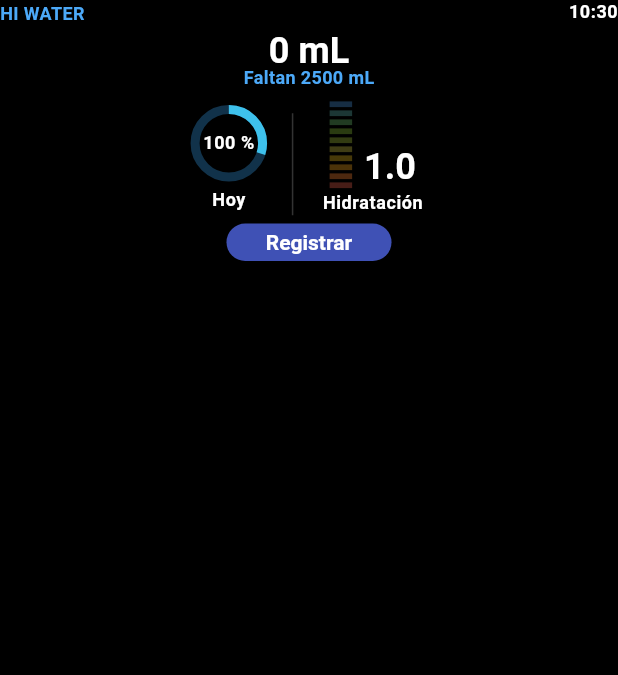
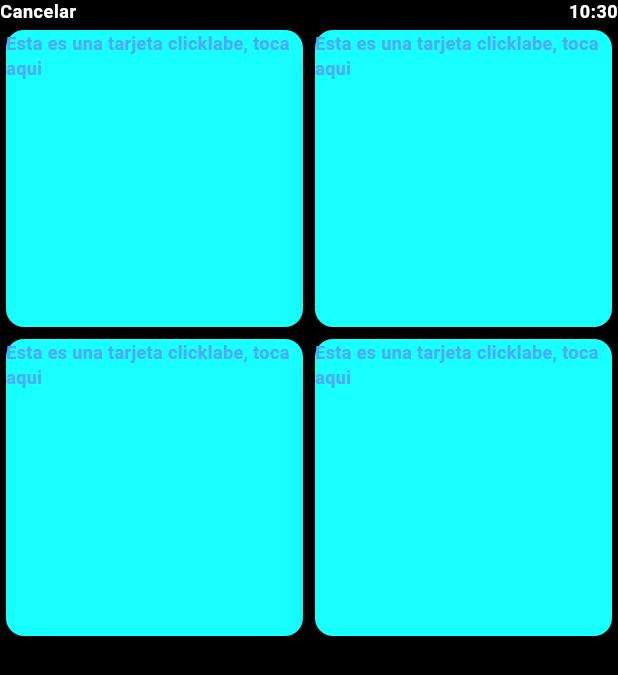
Before and after one commit to Daniel-Fernandez-Guarneros/App_Hi_Water, a Flutter app: the screen it shows after launch, after a tap on "Registrar", on a phone screen of 412 x 824 dp. Shown: the top 675 px of the screen. Run offline on Flutter 3.47's test engine with Material 2 defaults, Android fonts, the light colour scheme and no system bars.

Commit message:
1_8 Drinks Screen

```diff
--- /dev/null
+++ b/lib/screens/drinks_screen.dart
@@ -0,0 +1,62 @@
+import 'package:flutter/material.dart';
+import 'package:intl/intl.dart';
+
+class DrinksScreen extends StatelessWidget {
+  const DrinksScreen({Key? key}) : super(key: key);
+
+  @override
+  Widget build(BuildContext context) {
+    return Scaffold(
+      appBar: AppBar(
+        toolbarHeight: 16.0,
+        leadingWidth: 100,
+        leading: Text(
+          'Cancelar',
+          style: Theme.of(context).textTheme.bodySmall,
+        ),
+        actions: [
+          _hour(context),
+        ],
+      ),
+      body: GridView.count(crossAxisCount: 2, children: [
+        _oneCard(context),
+        _oneCard(context),
+        _oneCard(context),
+        _oneCard(context),
+      ]
+          /* List.generate(6, (index) {
+          return Center(
+            child: Text(
+              'Item $index',
+              style: Theme.of(context).textTheme.headlineSmall,
+            ),
+          );
+        }), */
+          ),
+    );
+  }
+
+  Widget _oneCard(BuildContext context) {
+    return GestureDetector(
+      onTap: () {
+        Navigator.pop(context);
+      },
+      child: const SizedBox(
+        height: 100.0,
+        child: Card(
+          elevation: 10.0,
+          color: Colors.cyanAccent,
+          child: Text('Esta es una tarjeta clicklabe, toca aqui'),
+        ),
+      ),
+    );
+  }
+
+  Widget _hour(BuildContext context) {
+    String formattedTime = DateFormat.Hm().format(DateTime.now());
+    return Text(
+      formattedTime,
+      style: Theme.of(context).textTheme.bodySmall,
+    );
+  }
+}
--- a/lib/screens/start_screen.dart
+++ b/lib/screens/start_screen.dart
@@ -1,4 +1,5 @@
 import 'package:app_wear/assets/interval_progress_bar.dart';
+import 'package:app_wear/screens/drinks_screen.dart';
 import 'package:flutter/material.dart';
 import 'package:intl/intl.dart';
 
@@ -163,7 +164,10 @@ class _StartScreenState extends State<StartScreen> {
           height: 25,
         ),
         child: ElevatedButton(
-          onPressed: () {},
+          onPressed: () {
+            Navigator.push(context,
+                MaterialPageRoute(builder: (context) => const DrinksScreen()));
+          },
           child: const Text('Registrar'),
         ),
       ),
```
